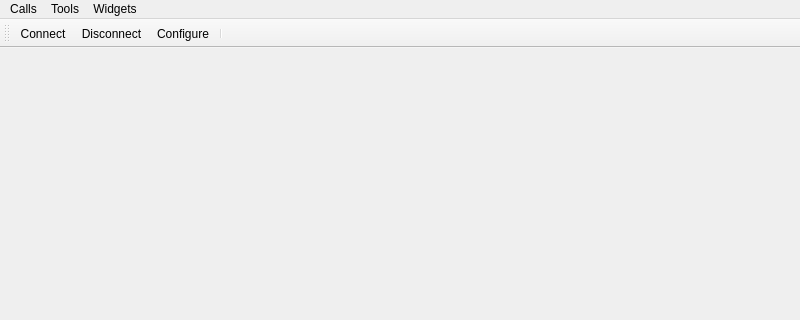
Above: mainwindow.ui from nlbtuyen/ConfigurationGCS before the change; both pictures show x 0 to 800 and y 0 to 320 of the 800 by 750 pixel window. Below: the same form after it.
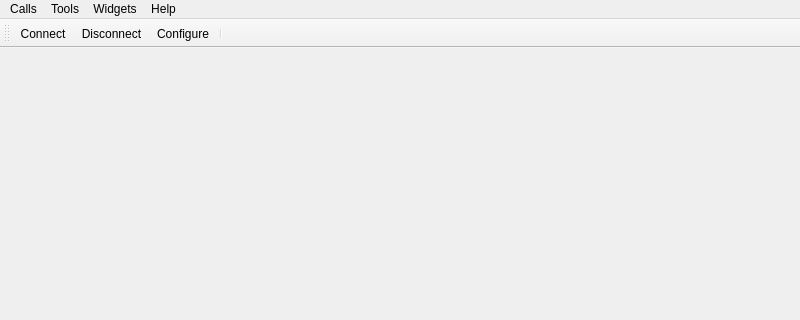
That is the form after the change. Icons and pictures are not drawn.

```diff
--- a/mainwindow.ui
+++ b/mainwindow.ui
@@ -14,7 +14,10 @@
    <enum>Qt::NoContextMenu</enum>
   </property>
   <property name="windowTitle">
-   <string>Simple UART MAVLink</string>
+   <string>Configuration UAV</string>
+  </property>
+  <property name="styleSheet">
+   <string notr="true"/>
   </property>
   <widget class="QWidget" name="centralWidget"/>
   <widget class="QMenuBar" name="menuBar">
@@ -46,9 +49,16 @@
      <string>Widgets</string>
     </property>
    </widget>
+   <widget class="QMenu" name="menuHelp">
+    <property name="title">
+     <string>Help</string>
+    </property>
+    <addaction name="actionVSKConfigUAV_Document"/>
+   </widget>
    <addaction name="menuCalls"/>
    <addaction name="menuTools"/>
    <addaction name="menuWidgets"/>
+   <addaction name="menuHelp"/>
   </widget>
   <widget class="QToolBar" name="mainToolBar">
    <attribute name="toolBarArea">
```
Left out of the diff: 5 changed lines with no effect on the pictures.
